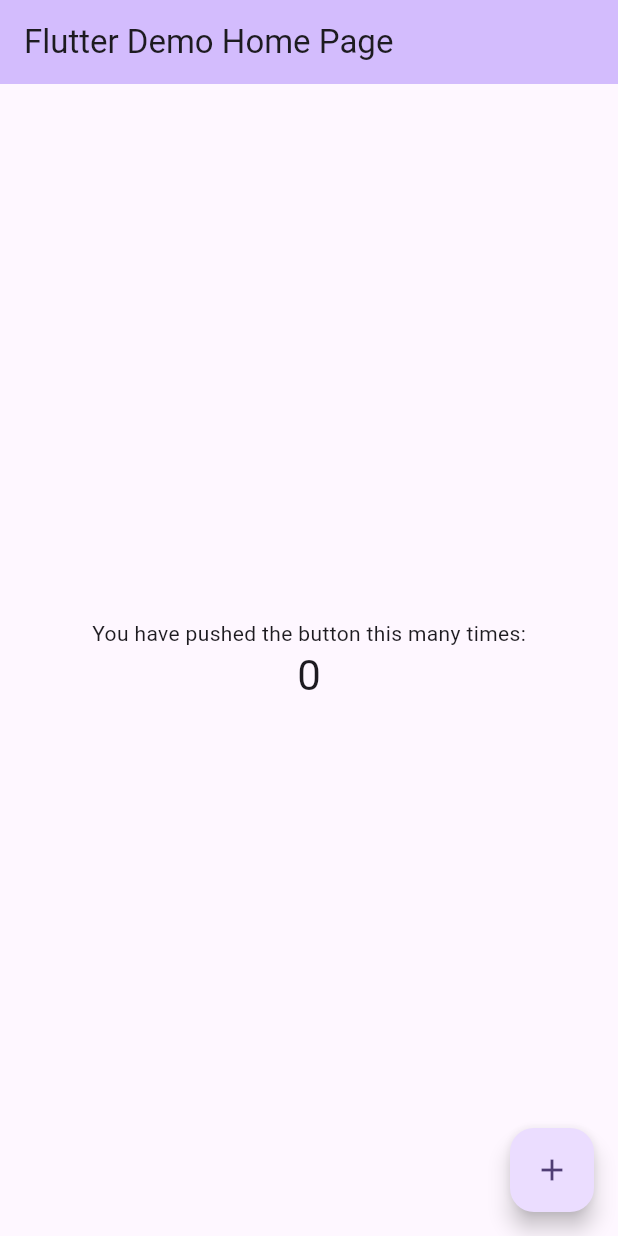
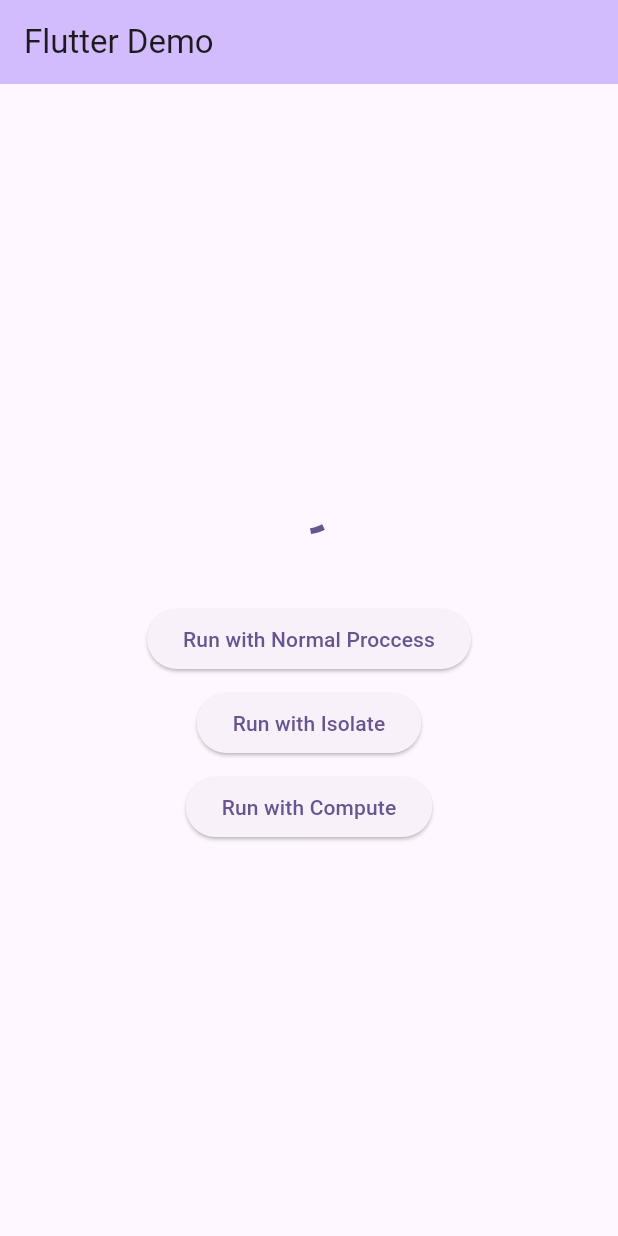
Before and after one commit to luthfiarifin/flutter_concurrency_workout, a Flutter app: the screen it shows after launch, on a phone screen of 412 x 824 dp. Run offline on Flutter 3.47's test engine with Material 3 defaults, Android fonts, the phone set to English and light mode, and no system bars.

Commit message:
feat: Introduce HeavyLoopTask class for performing heavy loop computations

```diff
--- /dev/null
+++ b/lib/home_page.dart
@@ -0,0 +1,71 @@
+import 'package:flutter/material.dart';
+import 'package:flutter_ui_jank_optimization/task/heavy_loop_task.dart';
+
+class HomePage extends StatefulWidget {
+  const HomePage({
+    super.key,
+  });
+
+  @override
+  State<HomePage> createState() => _HomePageState();
+}
+
+class _HomePageState extends State<HomePage> {
+  final task = const HeavyLoopTask(length: 10000000000);
+
+  @override
+  Widget build(BuildContext context) {
+    return Scaffold(
+      appBar: AppBar(
+        backgroundColor: Theme.of(context).colorScheme.inversePrimary,
+        title: const Text('Flutter Demo'),
+      ),
+      body: Center(
+        child: Column(
+          mainAxisAlignment: MainAxisAlignment.center,
+          children: [
+            const CircularProgressIndicator(),
+            const SizedBox(height: 48),
+            ElevatedButton(
+              onPressed: _runNormal,
+              child: const Text('Run with Normal Proccess'),
+            ),
+            const SizedBox(height: 8),
+            ElevatedButton(
+              onPressed: _runWithIsolate,
+              child: const Text('Run with Isolate'),
+            ),
+            const SizedBox(height: 8),
+            ElevatedButton(
+              onPressed: _runWithCompute,
+              child: const Text('Run with Compute'),
+            ),
+          ],
+        ),
+      ),
+    );
+  }
+
+  void _runNormal() {
+    int counter = task.normalRun();
+    _showSnackbar(counter);
+  }
+
+  void _runWithIsolate() async {
+    int counter = await task.isolateRun();
+    _showSnackbar(counter);
+  }
+
+  void _runWithCompute() async {
+    int counter = await task.computeRun();
+    _showSnackbar(counter);
+  }
+
+  void _showSnackbar(int counter) {
+    ScaffoldMessenger.of(context).showSnackBar(
+      SnackBar(
+        content: Text('Result $counter'),
+      ),
+    );
+  }
+}
--- a/lib/main.dart
+++ b/lib/main.dart
@@ -1,4 +1,5 @@
 import 'package:flutter/material.dart';
+import 'package:flutter_ui_jank_optimization/home_page.dart';
 
 void main() {
   runApp(const MyApp());
@@ -7,119 +8,15 @@ void main() {
 class MyApp extends StatelessWidget {
   const MyApp({super.key});
 
-  // This widget is the root of your application.
   @override
   Widget build(BuildContext context) {
     return MaterialApp(
       title: 'Flutter Demo',
       theme: ThemeData(
-        // This is the theme of your application.
-        //
-        // TRY THIS: Try running your application with "flutter run". You'll see
-        // the application has a purple toolbar. Then, without quitting the app,
-        // try changing the seedColor in the colorScheme below to Colors.green
-        // and then invoke "hot reload" (save your changes or press the "hot
-        // reload" button in a Flutter-supported IDE, or press "r" if you used
-        // the command line to start the app).
-        //
-        // Notice that the counter didn't reset back to zero; the application
-        // state is not lost during the reload. To reset the state, use hot
-        // restart instead.
-        //
-        // This works for code too, not just values: Most code changes can be
-        // tested with just a hot reload.
         colorScheme: ColorScheme.fromSeed(seedColor: Colors.deepPurple),
         useMaterial3: true,
       ),
-      home: const MyHomePage(title: 'Flutter Demo Home Page'),
+      home: const HomePage(),
     );
   }
 }
-
-class MyHomePage extends StatefulWidget {
-  const MyHomePage({super.key, required this.title});
-
-  // This widget is the home page of your application. It is stateful, meaning
-  // that it has a State object (defined below) that contains fields that affect
-  // how it looks.
-
-  // This class is the configuration for the state. It holds the values (in this
-  // case the title) provided by the parent (in this case the App widget) and
-  // used by the build method of the State. Fields in a Widget subclass are
-  // always marked "final".
-
-  final String title;
-
-  @override
-  State<MyHomePage> createState() => _MyHomePageState();
-}
-
-class _MyHomePageState extends State<MyHomePage> {
-  int _counter = 0;
-
-  void _incrementCounter() {
-    setState(() {
-      // This call to setState tells the Flutter framework that something has
-      // changed in this State, which causes it to rerun the build method below
-      // so that the display can reflect the updated values. If we changed
-      // _counter without calling setState(), then the build method would not be
-      // called again, and so nothing would appear to happen.
-      _counter++;
-    });
-  }
-
-  @override
-  Widget build(BuildContext context) {
-    // This method is rerun every time setState is called, for instance as done
-    // by the _incrementCounter method above.
-    //
-    // The Flutter framework has been optimized to make rerunning build methods
-    // fast, so that you can just rebuild anything that needs updating rather
-    // than having to individually change instances of widgets.
-    return Scaffold(
-      appBar: AppBar(
-        // TRY THIS: Try changing the color here to a specific color (to
-        // Colors.amber, perhaps?) and trigger a hot reload to see the AppBar
-        // change color while the other colors stay the same.
-        backgroundColor: Theme.of(context).colorScheme.inversePrimary,
-        // Here we take the value from the MyHomePage object that was created by
-        // the App.build method, and use it to set our appbar title.
-        title: Text(widget.title),
-      ),
-      body: Center(
-        // Center is a layout widget. It takes a single child and positions it
-        // in the middle of the parent.
-        child: Column(
-          // Column is also a layout widget. It takes a list of children and
-          // arranges them vertically. By default, it sizes itself to fit its
-          // children horizontally, and tries to be as tall as its parent.
-          //
-          // Column has various properties to control how it sizes itself and
-          // how it positions its children. Here we use mainAxisAlignment to
-          // center the children vertically; the main axis here is the vertical
-          // axis because Columns are vertical (the cross axis would be
-          // horizontal).
-          //
-          // TRY THIS: Invoke "debug painting" (choose the "Toggle Debug Paint"
-          // action in the IDE, or press "p" in the console), to see the
-          // wireframe for each widget.
-          mainAxisAlignment: MainAxisAlignment.center,
-          children: <Widget>[
-            const Text(
-              'You have pushed the button this many times:',
-            ),
-            Text(
-              '$_counter',
-              style: Theme.of(context).textTheme.headlineMedium,
-            ),
-          ],
-        ),
-      ),
-      floatingActionButton: FloatingActionButton(
-        onPressed: _incrementCounter,
-        tooltip: 'Increment',
-        child: const Icon(Icons.add),
-      ), // This trailing comma makes auto-formatting nicer for build methods.
-    );
-  }
-}
--- /dev/null
+++ b/lib/task/heavy_loop_task.dart
@@ -0,0 +1,67 @@
+import 'dart:isolate';
+
+import 'package:flutter/foundation.dart';
+
+// A Dart class encapsulating tasks related to heavy loop computations.
+class HeavyLoopTask {
+  // Length of the loop for computations
+  final int length;
+
+  // Constructor to initialize the length parameter
+  const HeavyLoopTask({
+    required this.length,
+  });
+
+  // Asynchronously runs a computation using the compute function for isolates.
+  // This function utilizes the compute function to execute the _counterLoop function
+  // with the specified length in a separate isolate and returns the computed counter.
+  Future<int> computeRun() async {
+    // Utilizing the compute function to run _counterLoop in a separate isolate
+    // and passing the length as the argument
+    return await compute((message) => _counterLoop(message), length);
+  }
+
+  // Synchronously runs a computation without isolates.
+  // This function directly executes the _counterLoop function with the specified length
+  // and returns the computed counter.
+  int normalRun() {
+    return _counterLoop(length);
+  }
+
+  // Asynchronously runs a computation in a separate isolate using Isolate.spawn.
+  // This function spawns an isolate, executes the _counterLoop function with the specified length,
+  // sends the result back to the main isolate, and returns the computed counter.
+  Future<int> isolateRun() async {
+    // Creating a ReceivePort to listen for messages from the spawned isolate
+    final receivePort = ReceivePort();
+
+    // Spawning an isolate to execute the _counterLoop function
+    Isolate.spawn((SendPort sendPort) {
+      // Performing a computation in the spawned isolate and sending the result back
+      int counter = _counterLoop(length);
+      sendPort.send(counter);
+    }, receivePort.sendPort);
+
+    // Waiting for the result from the spawned isolate
+    final counter = await receivePort.first;
+
+    // Closing the ReceivePort after receiving the result
+    receivePort.close();
+
+    // Returning the computed counter to the calling code
+    return counter;
+  }
+
+  // Simple function to perform a loop and return the counter value
+  int _counterLoop(int length) {
+    int counter = 0;
+
+    // Simulating a computationally intensive task
+    for (int i = 0; i < length; i++) {
+      counter++;
+    }
+
+    // Returning the computed counter value
+    return counter;
+  }
+}
```
